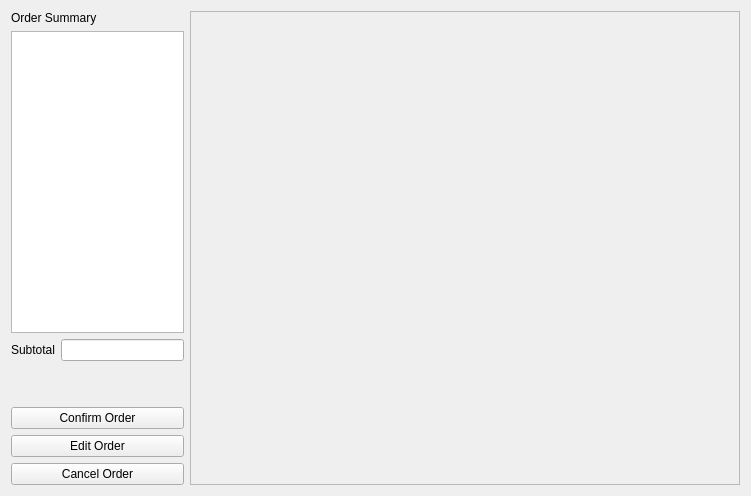
Before: the Qt Designer form menuwidget.ui in jwannamaker/CS1D_FastFoodProject, drawn with Qt 5.
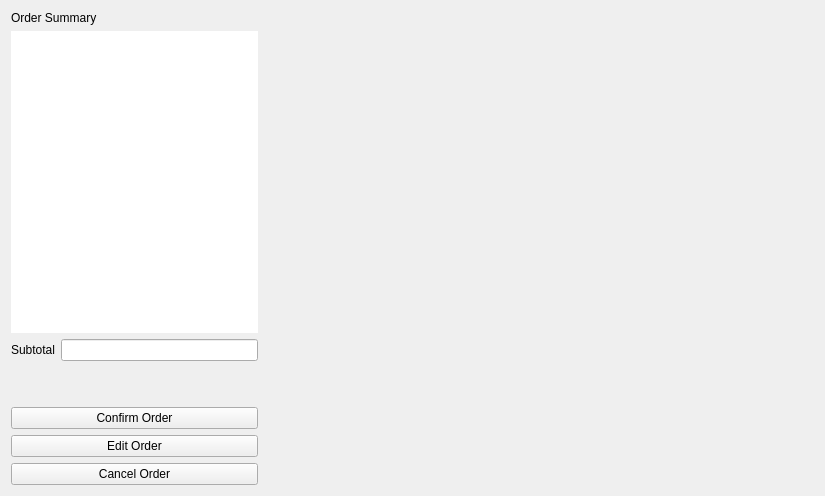
After: the same form once the commit is applied.

What changed in the file:
```diff
--- a/menuwidget.ui
+++ b/menuwidget.ui
@@ -26,7 +26,11 @@
         </widget>
        </item>
        <item>
-        <widget class="QListWidget" name="listWidget"/>
+        <widget class="QListWidget" name="listWidget">
+         <property name="frameShape">
+          <enum>QFrame::NoFrame</enum>
+         </property>
+        </widget>
        </item>
        <item>
         <layout class="QHBoxLayout" name="horizontalLayout">
@@ -60,7 +64,7 @@
          </property>
          <property name="sizeHint" stdset="0">
           <size>
-           <width>20</width>
+           <width>247</width>
            <height>40</height>
           </size>
          </property>
@@ -99,16 +103,34 @@
        <height>0</height>
       </size>
      </property>
+     <property name="frameShape">
+      <enum>QFrame::NoFrame</enum>
+     </property>
+     <property name="frameShadow">
+      <enum>QFrame::Plain</enum>
+     </property>
+     <property name="verticalScrollBarPolicy">
+      <enum>Qt::ScrollBarAlwaysOff</enum>
+     </property>
+     <property name="horizontalScrollBarPolicy">
+      <enum>Qt::ScrollBarAlwaysOff</enum>
+     </property>
+     <property name="sizeAdjustPolicy">
+      <enum>QAbstractScrollArea::AdjustToContents</enum>
+     </property>
      <property name="widgetResizable">
       <bool>true</bool>
      </property>
+     <property name="alignment">
+      <set>Qt::AlignLeading|Qt::AlignLeft|Qt::AlignVCenter</set>
+     </property>
      <widget class="QWidget" name="scrollAreaWidgetContents">
       <property name="geometry">
        <rect>
         <x>0</x>
         <y>0</y>
-        <width>548</width>
-        <height>478</height>
+        <width>550</width>
+        <height>480</height>
        </rect>
       </property>
      </widget>
```
